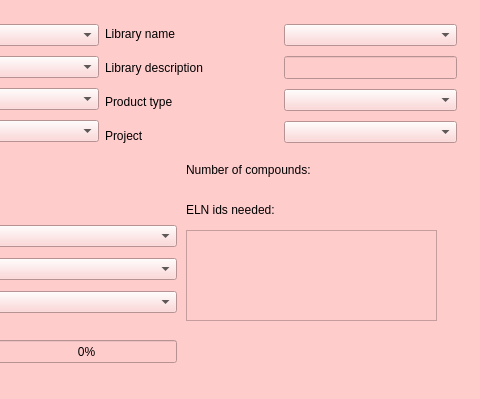
dahlbma/scarab_tornado, file chemReg/assets/sdfReg.ui: the form before one commit; both pictures show x 274 to 754 and y 0 to 399 of the 754 by 399 pixel window.
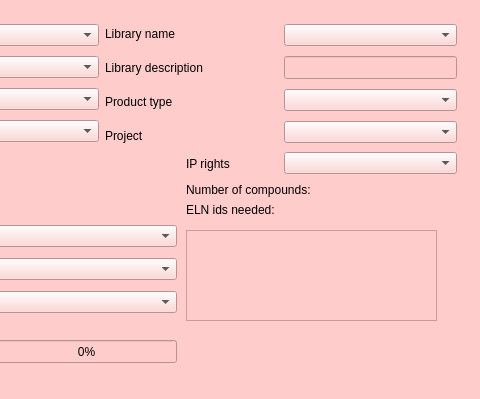
The form after the commit.

Commit message: add ip_rights input to sdfreg

Diff of the .ui file:
```diff
--- a/chemReg/assets/sdfReg.ui
+++ b/chemReg/assets/sdfReg.ui
@@ -409,7 +409,7 @@
    <property name="geometry">
     <rect>
      <x>460</x>
-     <y>160</y>
+     <y>180</y>
      <width>211</width>
      <height>20</height>
     </rect>
@@ -493,6 +493,51 @@
     <number>0</number>
    </property>
   </widget>
+  <widget class="QWidget" name="horizontalLayoutWidget">
+   <property name="geometry">
+    <rect>
+     <x>460</x>
+     <y>150</y>
+     <width>271</width>
+     <height>27</height>
+    </rect>
+   </property>
+   <layout class="QHBoxLayout" name="horizontalLayout_9">
+    <item>
+     <widget class="QLabel" name="label_11">
+      <property name="sizePolicy">
+       <sizepolicy hsizetype="Maximum" vsizetype="Preferred">
+        <horstretch>0</horstretch>
+        <verstretch>0</verstretch>
+       </sizepolicy>
+      </property>
+      <property name="minimumSize">
+       <size>
+        <width>92</width>
+        <height>0</height>
+       </size>
+      </property>
+      <property name="font">
+       <font>
+        <pointsize>9</pointsize>
+       </font>
+      </property>
+      <property name="text">
+       <string>IP rights</string>
+      </property>
+     </widget>
+    </item>
+    <item>
+     <widget class="QComboBox" name="ip_rights_cb">
+      <property name="font">
+       <font>
+        <pointsize>9</pointsize>
+       </font>
+      </property>
+     </widget>
+    </item>
+   </layout>
+  </widget>
  </widget>
  <resources/>
  <connections/>
```
The commit also changes 2 other files.
